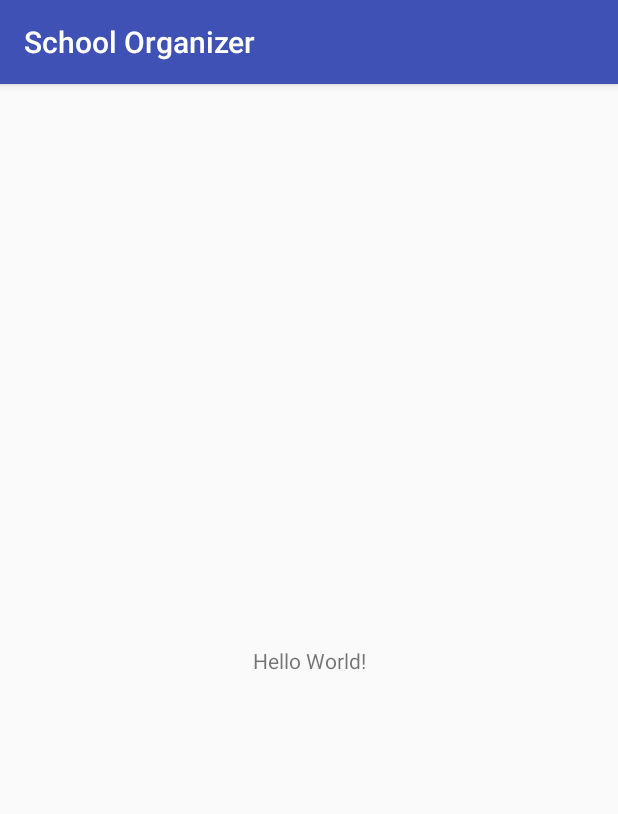
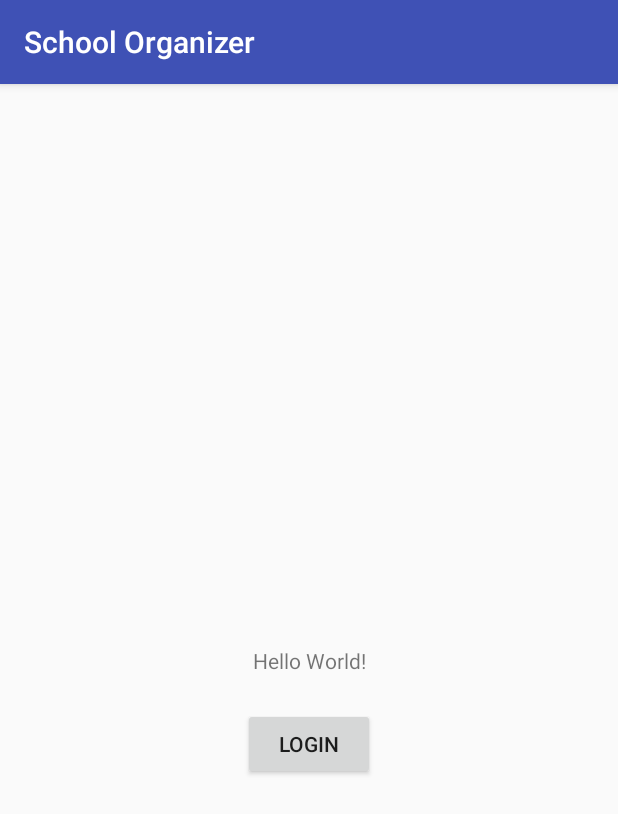
Before and after one commit to Fragr/School-Organizer, an Android app: the screen it shows after launch (MainActivity), on a phone screen of 412 x 824 dp. Shown: the top 814 px of the screen. Run offline under Robolectric (Android 15) with nearby library versions, the phone set to English and light mode, and no system bars.

Commit message:
Added login button

```diff
--- a/app/src/main/res/layout/activity_main.xml
+++ b/app/src/main/res/layout/activity_main.xml
@@ -15,4 +15,19 @@
         app:layout_constraintRight_toRightOf="parent"
         app:layout_constraintTop_toTopOf="parent" />
 
+    <Button
+        android:id="@+id/button"
+        android:layout_width="wrap_content"
+        android:layout_height="wrap_content"
+        android:layout_marginBottom="8dp"
+        android:layout_marginEnd="8dp"
+        android:layout_marginStart="8dp"
+        android:layout_marginTop="416dp"
+        android:text="Login"
+        app:layout_constraintBottom_toBottomOf="parent"
+        app:layout_constraintEnd_toEndOf="parent"
+        app:layout_constraintStart_toStartOf="parent"
+        app:layout_constraintTop_toTopOf="parent"
+        app:layout_constraintVertical_bias="0.0" />
+
 </android.support.constraint.ConstraintLayout>
```
